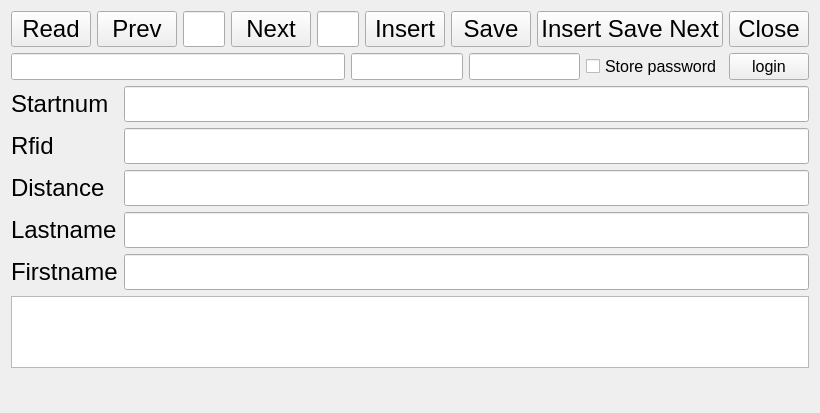
Old version of the form src/views/preentry/preentry.ui in the repository stivehu/um3.
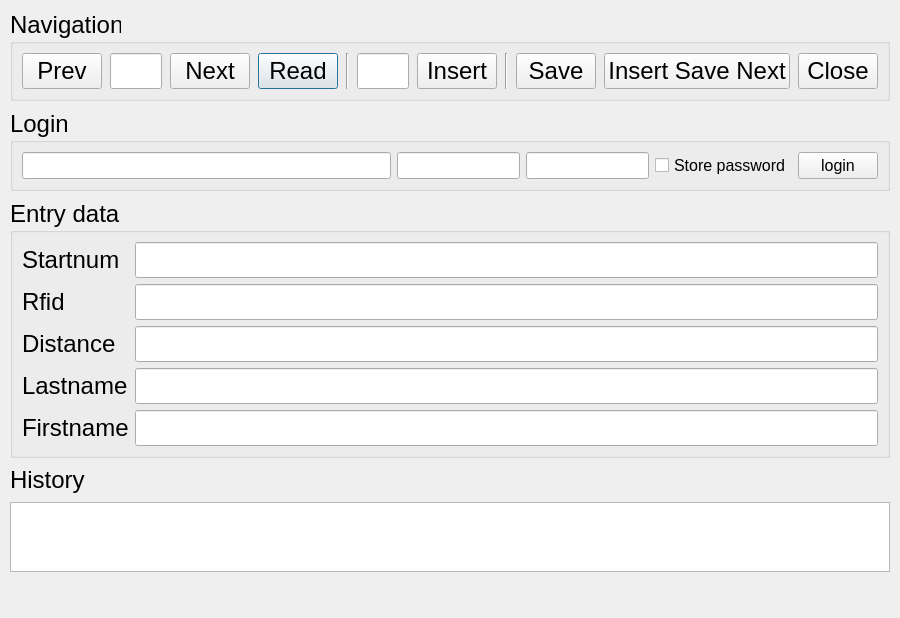
New version of the form.

The edit to the form file:
```diff
--- a/src/views/preentry/preentry.ui
+++ b/src/views/preentry/preentry.ui
@@ -9,8 +9,8 @@
    <rect>
     <x>0</x>
     <y>0</y>
-    <width>820</width>
-    <height>413</height>
+    <width>900</width>
+    <height>460</height>
    </rect>
   </property>
   <property name="font">
@@ -21,8 +21,161 @@
   <property name="windowTitle">
    <string>Preentry</string>
   </property>
-  <layout class="QGridLayout" name="gridLayout_2">
-   <item row="1" column="0">
+  <layout class="QVBoxLayout" name="verticalLayoutMain">
+   <property name="leftMargin">
+    <number>10</number>
+   </property>
+   <property name="topMargin">
+    <number>10</number>
+   </property>
+   <property name="rightMargin">
+    <number>10</number>
+   </property>
+   <property name="bottomMargin">
+    <number>10</number>
+   </property>
+   <property name="spacing">
+    <number>8</number>
+   </property>
+   <item>
+    <widget class="QGroupBox" name="navigationGroupBox">
+     <property name="title">
+      <string>Navigation</string>
+     </property>
+     <layout class="QHBoxLayout" name="horizontalLayout">
+      <property name="spacing">
+       <number>8</number>
+      </property>
+      <item>
+       <widget class="QPushButton" name="prevpushButton">
+        <property name="text">
+         <string>Prev</string>
+        </property>
+        <property name="shortcut">
+         <string>F1</string>
+        </property>
+        <property name="autoDefault">
+         <bool>false</bool>
+        </property>
+       </widget>
+      </item>
+      <item>
+       <widget class="QLineEdit" name="startnumHeaderlineEdit"/>
+      </item>
+      <item>
+       <widget class="QPushButton" name="nextpushButton">
+        <property name="text">
+         <string>Next</string>
+        </property>
+        <property name="shortcut">
+         <string>F2</string>
+        </property>
+        <property name="autoDefault">
+         <bool>false</bool>
+        </property>
+       </widget>
+      </item>
+      <item>
+       <widget class="QPushButton" name="readpushButton">
+        <property name="text">
+         <string>Read</string>
+        </property>
+        <property name="default">
+         <bool>true</bool>
+        </property>
+       </widget>
+      </item>
+      <item>
+       <widget class="Line" name="navSeparator1">
+        <property name="orientation">
+         <enum>Qt::Vertical</enum>
+        </property>
+       </widget>
+      </item>
+      <item>
+       <widget class="QLineEdit" name="rfidHeaderlineEdit">
+        <property name="readOnly">
+         <bool>true</bool>
+        </property>
+       </widget>
+      </item>
+      <item>
+       <widget class="QPushButton" name="insertpushButton">
+        <property name="text">
+         <string>Insert</string>
+        </property>
+        <property name="shortcut">
+         <string>F3</string>
+        </property>
+        <property name="autoDefault">
+         <bool>false</bool>
+        </property>
+       </widget>
+      </item>
+      <item>
+       <widget class="Line" name="navSeparator2">
+        <property name="orientation">
+         <enum>Qt::Vertical</enum>
+        </property>
+       </widget>
+      </item>
+      <item>
+       <widget class="QPushButton" name="savepushButton">
+        <property name="text">
+         <string>Save</string>
+        </property>
+        <property name="shortcut">
+         <string>F4</string>
+        </property>
+        <property name="autoDefault">
+         <bool>false</bool>
+        </property>
+       </widget>
+      </item>
+      <item>
+       <widget class="QPushButton" name="insertSaveNextpushButton">
+        <property name="text">
+         <string>Insert Save Next</string>
+        </property>
+        <property name="shortcut">
+         <string>F5</string>
+        </property>
+        <property name="autoDefault">
+         <bool>false</bool>
+        </property>
+       </widget>
+      </item>
+      <item>
+       <spacer name="navSpacer">
+        <property name="orientation">
+         <enum>Qt::Horizontal</enum>
+        </property>
+        <property name="sizeHint" stdset="0">
+         <size>
+          <width>20</width>
+          <height>20</height>
+         </size>
+        </property>
+       </spacer>
+      </item>
+      <item>
+       <widget class="QPushButton" name="closepushButton">
+        <property name="text">
+         <string>Close</string>
+        </property>
+        <property name="autoDefault">
+         <bool>false</bool>
+        </property>
+       </widget>
+      </item>
+     </layout>
+    </widget>
+   </item>
+   <item>
+    <widget class="QGroupBox" name="loginGroupBox">
+     <property name="title">
+      <string>Login</string>
+     </property>
     <layout class="QHBoxLayout" name="horizontalLayout_2" stretch="3,1,1,1,0">
      <item>
       <widget class="QLineEdit" name="urllineEdit">
@@ -82,95 +235,117 @@
       </widget>
      </item>
     </layout>
+    </widget>
    </item>
-   <item row="2" column="0">
+   <item>
+    <widget class="QGroupBox" name="entryDataGroupBox">
+     <property name="title">
+      <string>Entry data</string>
+     </property>
     <layout class="QGridLayout" name="gridLayout">
-     <item row="4" column="2">
-      <widget class="QLineEdit" name="lastnamelineEdit">
+      <item row="0" column="0">
+       <widget class="QLabel" name="label">
+        <property name="font">
+         <font>
+          <pointsize>18</pointsize>
+         </font>
+        </property>
+        <property name="text">
+         <string>Startnum</string>
+        </property>
+       </widget>
+      </item>
+      <item row="0" column="1">
+       <widget class="QLineEdit" name="startnumlineEdit">
+        <property name="font">
+         <font>
+          <pointsize>18</pointsize>
+         </font>
+        </property>
+        <property name="echoMode">
+         <enum>QLineEdit::Normal</enum>
+        </property>
        <property name="readOnly">
         <bool>true</bool>
        </property>
       </widget>
      </item>
-     <item row="3" column="0">
-      <widget class="QLabel" name="distancelabel">
-       <property name="text">
-        <string>Distance</string>
-       </property>
-      </widget>
-     </item>
-     <item row="2" column="0">
+      <item row="1" column="0">
       <widget class="QLabel" name="rfidLabel">
        <property name="text">
         <string>Rfid</string>
        </property>
       </widget>
      </item>
-     <item row="2" column="2">
+      <item row="1" column="1">
       <widget class="QLineEdit" name="rfidlineEdit">
        <property name="readOnly">
         <bool>true</bool>
        </property>
       </widget>
      </item>
-     <item row="1" column="2">
-      <widget class="QLineEdit" name="startnumlineEdit">
-       <property name="font">
-        <font>
-         <pointsize>18</pointsize>
-        </font>
-       </property>
-       <property name="echoMode">
-        <enum>QLineEdit::Normal</enum>
-       </property>
+      <item row="2" column="0">
+       <widget class="QLabel" name="distancelabel">
+        <property name="text">
+         <string>Distance</string>
+        </property>
+       </widget>
+      </item>
+      <item row="2" column="1">
+       <widget class="QLineEdit" name="distancelineEdit">
        <property name="readOnly">
         <bool>true</bool>
        </property>
       </widget>
      </item>
-     <item row="4" column="0">
+      <item row="3" column="0">
       <widget class="QLabel" name="lastnamelabel">
        <property name="text">
         <string>Lastname</string>
        </property>
       </widget>
      </item>
-     <item row="5" column="2">
-      <widget class="QLineEdit" name="firstnamelineEdit">
+      <item row="3" column="1">
+       <widget class="QLineEdit" name="lastnamelineEdit">
        <property name="readOnly">
         <bool>true</bool>
        </property>
       </widget>
      </item>
-     <item row="5" column="0">
+      <item row="4" column="0">
       <widget class="QLabel" name="firstnamelabel">
        <property name="text">
         <string>Firstname</string>
        </property>
       </widget>
      </item>
-     <item row="3" column="2">
-      <widget class="QLineEdit" name="distancelineEdit">
+      <item row="4" column="1">
+       <widget class="QLineEdit" name="firstnamelineEdit">
        <property name="readOnly">
         <bool>true</bool>
        </property>
       </widget>
      </item>
-     <item row="1" column="0">
-      <widget class="QLabel" name="label">
+     </layout>
+    </widget>
+   </item>
+   <item>
+    <widget class="QLabel" name="historyLabel">
+     <property name="text">
+      <string>History</string>
+     </property>
+    </widget>
+   </item>
+   <item>
+    <widget class="QListWidget" name="historylistWidget">
        <property name="font">
         <font>
-         <pointsize>18</pointsize>
-        </font>
-       </property>
-       <property name="text">
-        <string>Startnum</string>
-       </property>
-      </widget>
-     </item>
-    </layout>
-   </item>
-   <item row="4" column="0">
+       <pointsize>12</pointsize>
+      </font>
+     </property>
+    </widget>
+   </item>
+   <item>
     <widget class="QLabel" name="statusBar">
      <property name="sizePolicy">
       <sizepolicy hsizetype="Preferred" vsizetype="Preferred">
@@ -183,93 +358,6 @@
      </property>
     </widget>
    </item>
-   <item row="0" column="0">
-    <layout class="QHBoxLayout" name="horizontalLayout">
-     <item>
-      <widget class="QPushButton" name="readpushButton">
-       <property name="text">
-        <string>Read</string>
-       </property>
-      </widget>
-     </item>
-     <item>
-      <widget class="QPushButton" name="prevpushButton">
-       <property name="text">
-        <string>Prev</string>
-       </property>
-       <property name="shortcut">
-        <string>F1</string>
-       </property>
-      </widget>
-     </item>
-     <item>
-      <widget class="QLineEdit" name="startnumHeaderlineEdit"/>
-     </item>
-     <item>
-      <widget class="QPushButton" name="nextpushButton">
-       <property name="text">
-        <string>Next</string>
-       </property>
-       <property name="shortcut">
-        <string>F2</string>
-       </property>
-      </widget>
-     </item>
-     <item>
-      <widget class="QLineEdit" name="rfidHeaderlineEdit">
-       <property name="readOnly">
-        <bool>true</bool>
-       </property>
-      </widget>
-     </item>
-     <item>
-      <widget class="QPushButton" name="insertpushButton">
-       <property name="text">
-        <string>Insert</string>
-       </property>
-       <property name="shortcut">
-        <string>F3</string>
-       </property>
-      </widget>
-     </item>
-     <item>
-      <widget class="QPushButton" name="savepushButton">
-       <property name="text">
-        <string>Save</string>
-       </property>
-       <property name="shortcut">
-        <string>F4</string>
-       </property>
-      </widget>
-     </item>
-     <item>
-      <widget class="QPushButton" name="insertSaveNextpushButton">
-       <property name="text">
-        <string>Insert Save Next</string>
-       </property>
-       <property name="shortcut">
-        <string>F5</string>
-       </property>
-      </widget>
-     </item>
-     <item>
-      <widget class="QPushButton" name="closepushButton">
-       <property name="text">
-        <string>Close</string>
-       </property>
-      </widget>
-     </item>
-    </layout>
-   </item>
-   <item row="3" column="0">
-    <widget class="QListWidget" name="historylistWidget">
-     <property name="font">
-      <font>
-       <pointsize>12</pointsize>
-      </font>
-     </property>
-    </widget>
-   </item>
   </layout>
  </widget>
  <tabstops>
```
Left out of the diff: 2 changed lines with no effect on the pictures. Lines whose indentation alone changed are shown as unchanged.
